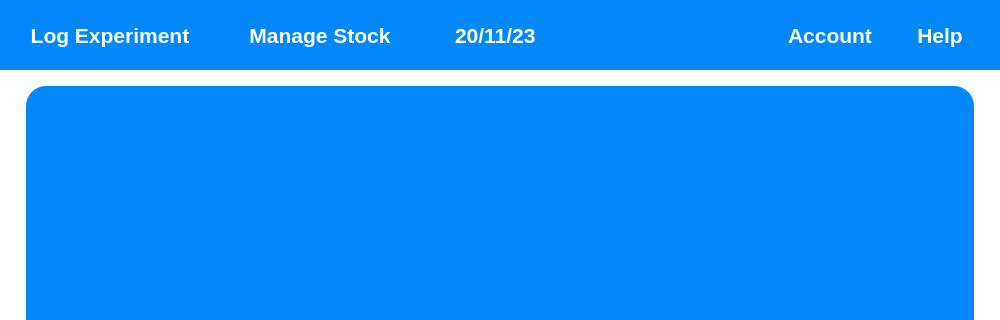
This is Client-Side/Ui/MainWindow.ui in atlas-aerospace-yt/LabManagementSystem as Qt 5 draws it before an edit; both pictures show x 0 to 1000 and y 0 to 320 of the 1000 by 620 pixel window. The edited form follows.
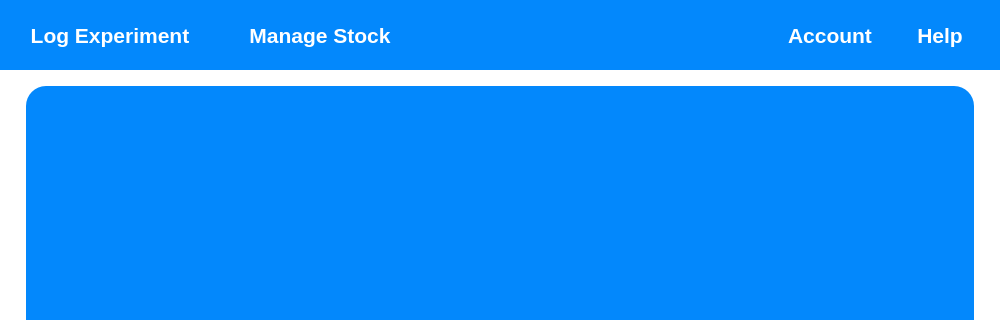
This is the edited form.

Patch:
```diff
--- a/Client-Side/Ui/MainWindow.ui
+++ b/Client-Side/Ui/MainWindow.ui
@@ -203,6 +203,37 @@
 	border-right: 5px solid #fc7303;
     border-radius: 0px 0px 20px 20px;
     padding: 10px;
+}
+
+/* Scroll bar */
+QScrollBar
+{
+	width:10px;
+	border: none;
+    background: #0388fc;
+}
+QScrollBar::add-page, QScrollBar::sub-page 
+{
+	background: #0388fc;
+}
+QScrollBar::add-line, QScrollBar::sub-line 
+{
+	background: #0388fc;
+}
+QScrollBar::handle
+{
+	background-color: #fc7303;
+	min-height: 30px;
+	border-radius: 5px;
+	border:none;
+}
+QScrollBar::up-arrow
+{
+	background: none;
+}
+QScrollBar::down-arrow
+{
+	background: none;
 }</string>
         </property>
         <layout class="QHBoxLayout" name="top_bar">
@@ -276,21 +307,6 @@
              <bold>true</bold>
             </font>
            </property>
-           <item>
-            <property name="text">
-             <string>20/11/23</string>
-            </property>
-           </item>
-           <item>
-            <property name="text">
-             <string>27/11/23</string>
-            </property>
-           </item>
-           <item>
-            <property name="text">
-             <string>03/12/23</string>
-            </property>
-           </item>
           </widget>
          </item>
          <item>
```
